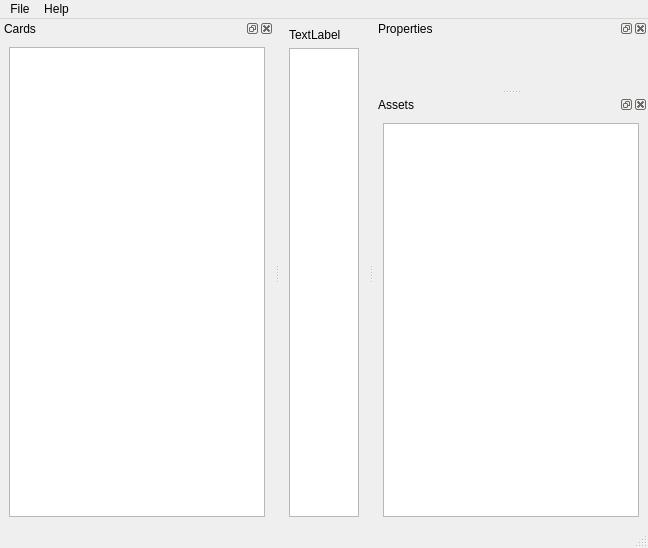
The window that card_editor_main.ui (randall-frank/heresy-card-builder) describes before a commit, drawn with Qt 5.
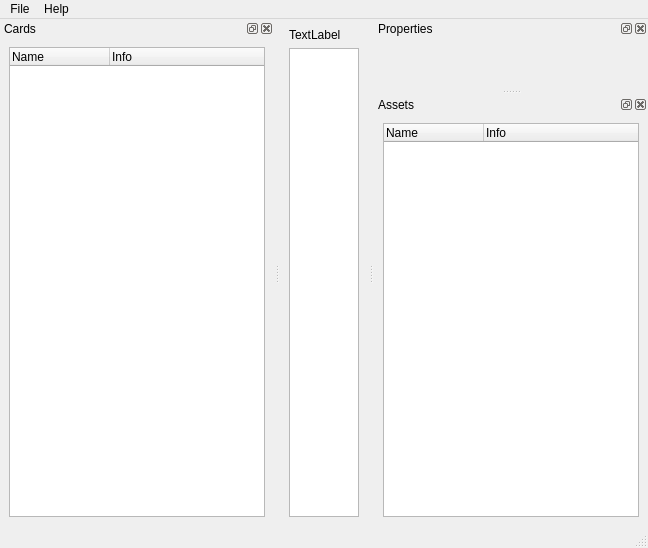
The same window after the commit. Icons and pictures are not drawn.

Commit message: Start populating the lists.

Patch:
```diff
--- a/card_editor_main.ui
+++ b/card_editor_main.ui
@@ -72,15 +72,35 @@
     <layout class="QVBoxLayout" name="verticalLayout">
      <item>
       <widget class="QTreeWidget" name="twCards">
+       <property name="dragEnabled">
+        <bool>true</bool>
+       </property>
+       <property name="dragDropMode">
+        <enum>QAbstractItemView::InternalMove</enum>
+       </property>
+       <property name="alternatingRowColors">
+        <bool>true</bool>
+       </property>
        <property name="rootIsDecorated">
         <bool>true</bool>
        </property>
+       <property name="uniformRowHeights">
+        <bool>true</bool>
+       </property>
+       <property name="columnCount">
+        <number>2</number>
+       </property>
        <attribute name="headerVisible">
-        <bool>false</bool>
+        <bool>true</bool>
        </attribute>
        <column>
         <property name="text">
-         <string notr="true">1</string>
+         <string notr="true">Name</string>
+        </property>
+       </column>
+       <column>
+        <property name="text">
+         <string>Info</string>
         </property>
        </column>
       </widget>
@@ -117,15 +137,38 @@
     <layout class="QVBoxLayout" name="verticalLayout_4">
      <item>
       <widget class="QTreeWidget" name="twAssets">
+       <property name="acceptDrops">
+        <bool>false</bool>
+       </property>
+       <property name="dragEnabled">
+        <bool>true</bool>
+       </property>
+       <property name="dragDropMode">
+        <enum>QAbstractItemView::InternalMove</enum>
+       </property>
+       <property name="alternatingRowColors">
+        <bool>true</bool>
+       </property>
        <property name="rootIsDecorated">
         <bool>true</bool>
        </property>
+       <property name="uniformRowHeights">
+        <bool>true</bool>
+       </property>
+       <property name="columnCount">
+        <number>2</number>
+       </property>
        <attribute name="headerVisible">
-        <bool>false</bool>
+        <bool>true</bool>
        </attribute>
        <column>
         <property name="text">
-         <string notr="true">1</string>
+         <string notr="true">Name</string>
+        </property>
+       </column>
+       <column>
+        <property name="text">
+         <string>Info</string>
         </property>
        </column>
       </widget>
```
The commit also changes 2 other files.
